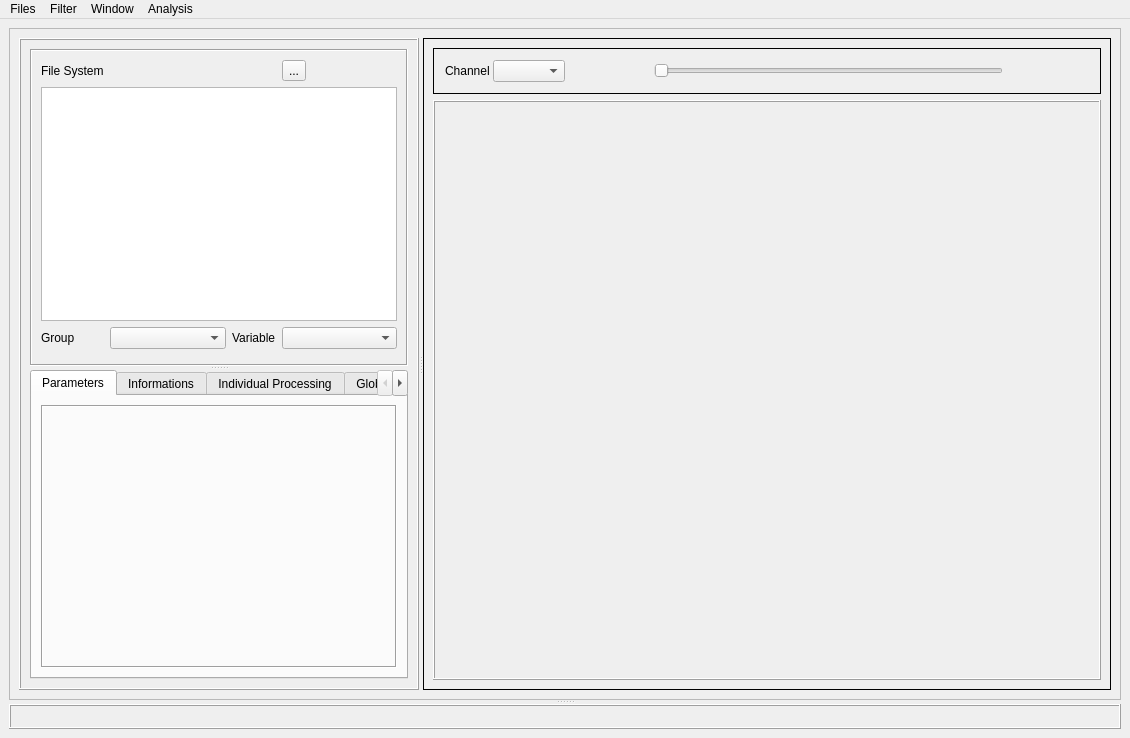
Qt form hdemg_viewer_exemple/Qt_creator/EMGExplorer_qt/EMGExplorer_mainwindow_base2.ui (anaisalexia/EMGExplorer) before a commit.
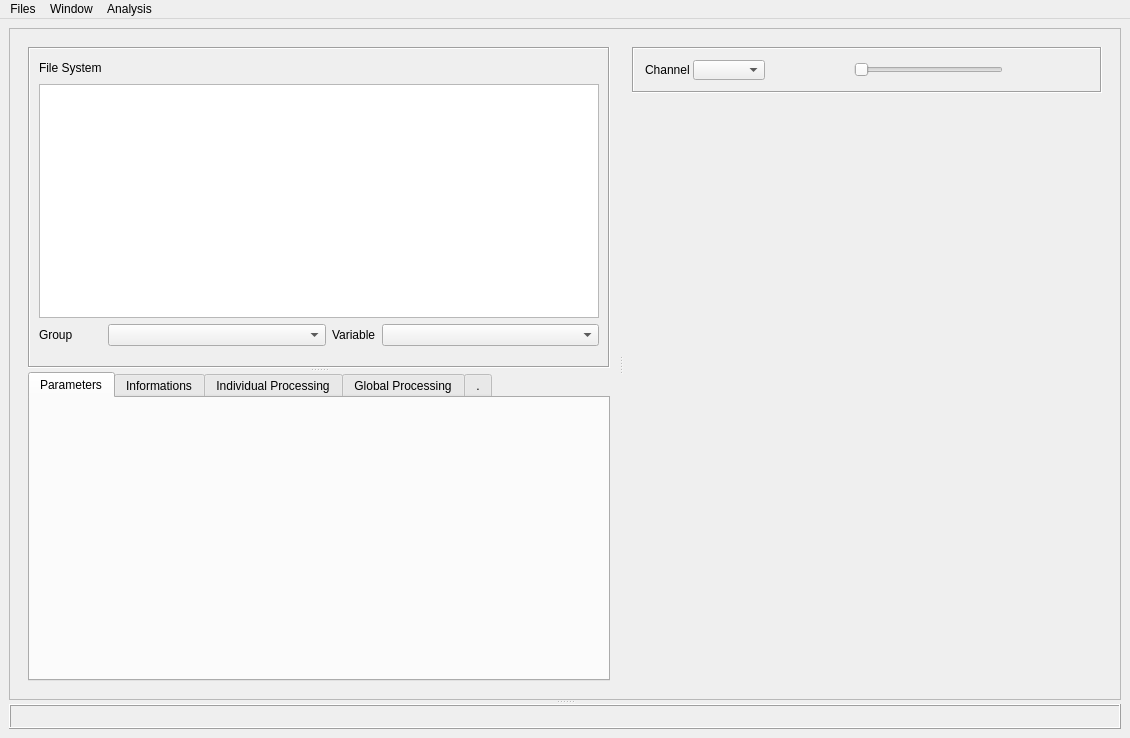
The same form after that commit. Icons and pictures are not drawn.

Diff of the .ui file:
```diff
--- a/hdemg_viewer_exemple/Qt_creator/EMGExplorer_qt/EMGExplorer_mainwindow_base2.ui
+++ b/hdemg_viewer_exemple/Qt_creator/EMGExplorer_qt/EMGExplorer_mainwindow_base2.ui
@@ -50,19 +50,19 @@
           </property>
           <widget class="QFrame" name="frame_left">
            <property name="sizePolicy">
-            <sizepolicy hsizetype="Minimum" vsizetype="Preferred">
+            <sizepolicy hsizetype="Maximum" vsizetype="Preferred">
              <horstretch>30</horstretch>
              <verstretch>0</verstretch>
             </sizepolicy>
            </property>
            <property name="maximumSize">
             <size>
-             <width>400</width>
+             <width>600</width>
              <height>16777215</height>
             </size>
            </property>
            <property name="frameShape">
-            <enum>QFrame::Box</enum>
+            <enum>QFrame::NoFrame</enum>
            </property>
            <property name="frameShadow">
             <enum>QFrame::Raised</enum>
@@ -85,7 +85,7 @@
                </property>
                <layout class="QGridLayout" name="gridLayout">
                 <property name="bottomMargin">
-                 <number>15</number>
+                 <number>20</number>
                 </property>
                 <item row="2" column="0">
                  <widget class="QLabel" name="label_6">
@@ -156,13 +156,6 @@
                   </property>
                  </widget>
                 </item>
-                <item row="0" column="5">
-                 <widget class="QToolButton" name="toolButton_2">
-                  <property name="text">
-                   <string>...</string>
-                  </property>
-                 </widget>
-                </item>
                 <item row="1" column="0" colspan="6">
                  <widget class="QListWidget" name="listWidget_file">
                   <property name="minimumSize">
@@ -196,12 +189,24 @@
                  <item>
                   <widget class="QFrame" name="frame_parameters">
                    <property name="frameShape">
-                    <enum>QFrame::Box</enum>
+                    <enum>QFrame::NoFrame</enum>
                    </property>
                    <property name="frameShadow">
                     <enum>QFrame::Sunken</enum>
                    </property>
                    <layout class="QVBoxLayout" name="verticalLayout_2">
+                    <property name="leftMargin">
+                     <number>2</number>
+                    </property>
+                    <property name="topMargin">
+                     <number>2</number>
+                    </property>
+                    <property name="rightMargin">
+                     <number>2</number>
+                    </property>
+                    <property name="bottomMargin">
+                     <number>2</number>
+                    </property>
                     <item>
                      <layout class="QVBoxLayout" name="layout_parameters"/>
                     </item>
@@ -271,7 +276,7 @@
           </widget>
           <widget class="QFrame" name="frame_right">
            <property name="frameShape">
-            <enum>QFrame::Box</enum>
+            <enum>QFrame::NoFrame</enum>
            </property>
            <property name="frameShadow">
             <enum>QFrame::Plain</enum>
@@ -295,7 +300,7 @@
                <enum>QFrame::Box</enum>
               </property>
               <property name="frameShadow">
-               <enum>QFrame::Plain</enum>
+               <enum>QFrame::Sunken</enum>
               </property>
               <layout class="QHBoxLayout" name="horizontalLayout_2">
                <property name="spacing">
@@ -403,107 +408,32 @@
                 <verstretch>0</verstretch>
                </sizepolicy>
               </property>
-              <property name="palette">
-               <palette>
-                <active>
-                 <colorrole role="Button">
-                  <brush brushstyle="SolidPattern">
-                   <color alpha="255">
-                    <red>189</red>
-                    <green>189</green>
-                    <blue>189</blue>
-                   </color>
-                  </brush>
-                 </colorrole>
-                 <colorrole role="Base">
-                  <brush brushstyle="SolidPattern">
-                   <color alpha="255">
-                    <red>255</red>
-                    <green>255</green>
-                    <blue>255</blue>
-                   </color>
-                  </brush>
-                 </colorrole>
-                 <colorrole role="Window">
-                  <brush brushstyle="SolidPattern">
-                   <color alpha="255">
-                    <red>255</red>
-                    <green>255</green>
-                    <blue>255</blue>
-                   </color>
-                  </brush>
-                 </colorrole>
-                </active>
-                <inactive>
-                 <colorrole role="Button">
-                  <brush brushstyle="SolidPattern">
-                   <color alpha="255">
-                    <red>189</red>
-                    <green>189</green>
-                    <blue>189</blue>
-                   </color>
-                  </brush>
-                 </colorrole>
-                 <colorrole role="Base">
-                  <brush brushstyle="SolidPattern">
-                   <color alpha="255">
-                    <red>255</red>
-                    <green>255</green>
-                    <blue>255</blue>
-                   </color>
-                  </brush>
-                 </colorrole>
-                 <colorrole role="Window">
-                  <brush brushstyle="SolidPattern">
-                   <color alpha="255">
-                    <red>255</red>
-                    <green>255</green>
-                    <blue>255</blue>
-                   </color>
-                  </brush>
-                 </colorrole>
-                </inactive>
-                <disabled>
-                 <colorrole role="Button">
-                  <brush brushstyle="SolidPattern">
-                   <color alpha="255">
-                    <red>189</red>
-                    <green>189</green>
-                    <blue>189</blue>
-                   </color>
-                  </brush>
-                 </colorrole>
-                 <colorrole role="Base">
-                  <brush brushstyle="SolidPattern">
-                   <color alpha="255">
-                    <red>255</red>
-                    <green>255</green>
-                    <blue>255</blue>
-                   </color>
-                  </brush>
-                 </colorrole>
-                 <colorrole role="Window">
-                  <brush brushstyle="SolidPattern">
-                   <color alpha="255">
-                    <red>255</red>
-                    <green>255</green>
-                    <blue>255</blue>
-                   </color>
-                  </brush>
-                 </colorrole>
-                </disabled>
-               </palette>
-              </property>
               <property name="styleSheet">
                <string notr="true"/>
               </property>
               <property name="frameShape">
-               <enum>QFrame::Box</enum>
+               <enum>QFrame::NoFrame</enum>
               </property>
               <property name="frameShadow">
-               <enum>QFrame::Raised</enum>
+               <enum>QFrame::Sunken</enum>
               </property>
-              <layout class="QGridLayout" name="gridLayout_3"/>
+              <layout class="QGridLayout" name="gridLayout_3">
+               <property name="leftMargin">
+                <number>5</number>
+               </property>
+               <property name="topMargin">
+                <number>5</number>
+               </property>
+               <property name="rightMargin">
+                <number>5</number>
+               </property>
+               <property name="bottomMargin">
+                <number>5</number>
+               </property>
+               <property name="spacing">
+                <number>3</number>
+               </property>
+              </layout>
              </widget>
             </item>
            </layout>
@@ -551,14 +481,6 @@
     <addaction name="actionLoad"/>
     <addaction name="actionRemove"/>
    </widget>
-   <widget class="QMenu" name="menuFilter">
-    <property name="title">
-     <string>Filter</string>
-    </property>
-    <addaction name="actionNew"/>
-    <addaction name="actionManage"/>
-    <addaction name="actionApply"/>
-   </widget>
    <widget class="QMenu" name="menuWindow">
     <property name="title">
      <string>Window</string>
@@ -592,7 +514,6 @@
     <addaction name="actionOpen_Analysis"/>
    </widget>
    <addaction name="menufiles"/>
-   <addaction name="menuFilter"/>
    <addaction name="menuWindow"/>
    <addaction name="menuAnalysis"/>
   </widget>
```
Left out of the diff: 2 changed lines with no effect on the pictures.
